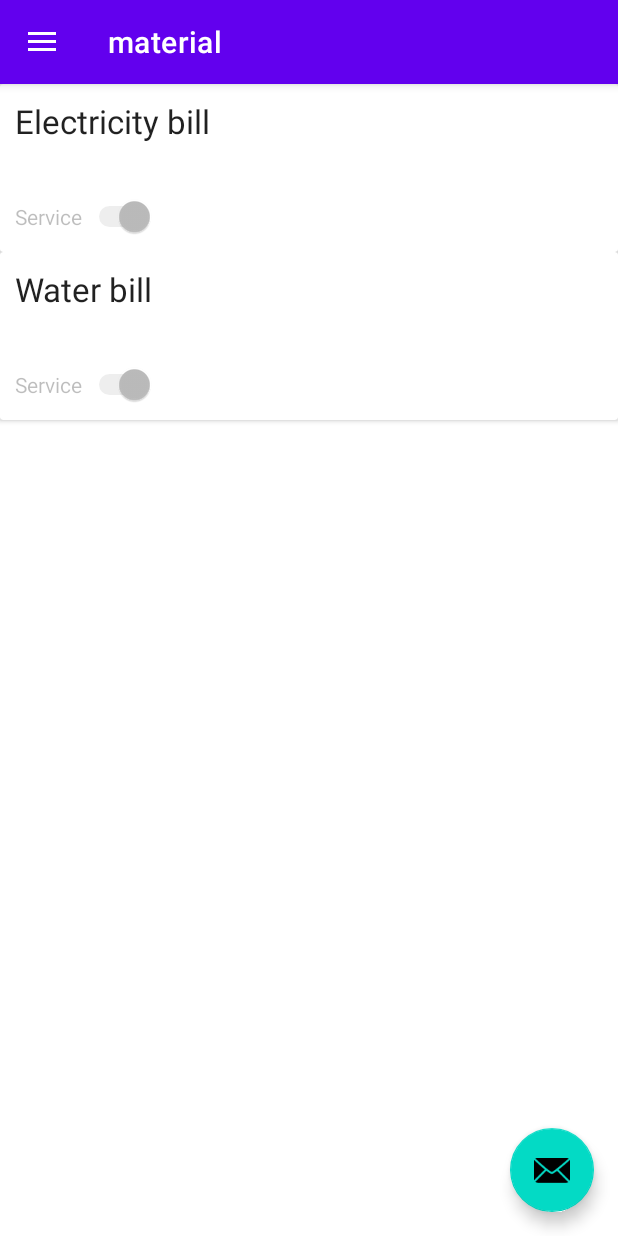
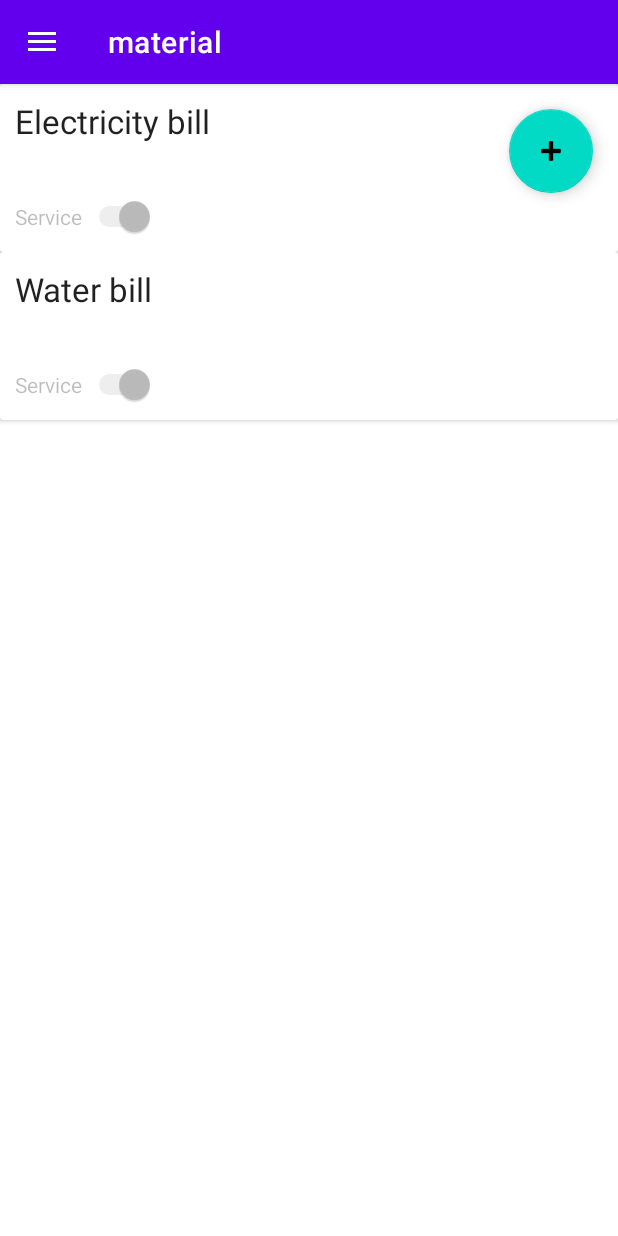
Before and after one commit to TariqHajeer/Expense-Management, an Android app: the screen it shows after launch (DrawerActivity), in the side drawer, after a tap on "material", on a phone screen of 412 x 824 dp. Run offline under Robolectric (Android 15) with nearby library versions, the phone set to English and light mode, and no system bars; our stand-ins replace Room's generated code, navigation-ui.

Commit message:
view material

```diff
--- a/app/src/main/AndroidManifest.xml
+++ b/app/src/main/AndroidManifest.xml
@@ -1,6 +1,6 @@
 <?xml version="1.0" encoding="utf-8"?>
 <manifest xmlns:android="http://schemas.android.com/apk/res/android"
-    package="com.example.expensemanagement">
+    package="com.example.expensemanagement" >
 
     <application
         android:allowBackup="true"
@@ -8,7 +8,10 @@
         android:label="@string/app_name"
         android:roundIcon="@mipmap/ic_launcher_round"
         android:supportsRtl="true"
-        android:theme="@style/Theme.ExpenseManagement">
+        android:theme="@style/Theme.ExpenseManagement" >
+        <activity
+            android:name=".ViewModels.AddMaterialActivity"
+            android:exported="false" />
         <activity
             android:name=".DrawerActivity"
             android:exported="false"
@@ -22,7 +25,7 @@
             android:exported="false" />
         <activity
             android:name=".MainActivity"
-            android:exported="true">
+            android:exported="true" >
             <intent-filter>
                 <action android:name="android.intent.action.MAIN" />
 
--- a/app/src/main/java/com/example/expensemanagement/DrawerActivity.java
+++ b/app/src/main/java/com/example/expensemanagement/DrawerActivity.java
@@ -29,13 +29,7 @@ public class DrawerActivity extends AppCompatActivity {
         setContentView(binding.getRoot());
 
         setSupportActionBar(binding.appBarDrawer.toolbar);
-        binding.appBarDrawer.fab.setOnClickListener(new View.OnClickListener() {
-            @Override
-            public void onClick(View view) {
-                Snackbar.make(view, "Replace with your own action", Snackbar.LENGTH_LONG)
-                        .setAction("Action", null).show();
-            }
-        });
+
         DrawerLayout drawer = binding.drawerLayout;
         NavigationView navigationView = binding.navView;
         // Passing each menu ID as a set of Ids because each
--- a/app/src/main/java/com/example/expensemanagement/ui/material/MaterialFragment.java
+++ b/app/src/main/java/com/example/expensemanagement/ui/material/MaterialFragment.java
@@ -1,5 +1,6 @@
 package com.example.expensemanagement.ui.material;
 
+import android.content.Intent;
 import android.os.Bundle;
 import android.view.LayoutInflater;
 import android.view.View;
@@ -7,19 +8,13 @@ import android.view.ViewGroup;
 
 import androidx.annotation.NonNull;
 import androidx.fragment.app.Fragment;
-import androidx.lifecycle.LiveData;
 import androidx.lifecycle.ViewModelProvider;
-import androidx.lifecycle.ViewModelProviders;
 import androidx.recyclerview.widget.LinearLayoutManager;
 import androidx.recyclerview.widget.RecyclerView;
 
 import com.example.expensemanagement.Adapters.MaterialListAdapter;
-import com.example.expensemanagement.Domain.User;
 import com.example.expensemanagement.ViewModels.MaterialViewModel;
-import com.example.expensemanagement.databinding.FragmentGalleryBinding;
 import com.example.expensemanagement.databinding.FragmentMaterialBinding;
-
-import java.util.List;
 
 public class MaterialFragment extends Fragment {
     private FragmentMaterialBinding binding;
@@ -37,6 +32,13 @@ public class MaterialFragment extends Fragment {
         materialViewModel.getMaterials().observe(this, materials -> {
             adapter.submitList(materials);
         });
+        binding.addMaterialFabButton.setOnClickListener(new View.OnClickListener() {
+            @Override
+            public void onClick(View view) {
+//                Intent i = new Intent(getActivity(), AddMaterialActivity.class);
+//                startActivity(i);
+            }
+        });
         return root;
     }
 
--- a/app/src/main/res/layout/app_bar_drawer.xml
+++ b/app/src/main/res/layout/app_bar_drawer.xml
@@ -22,13 +22,6 @@
 
     <include layout="@layout/content_drawer" />
 
-    <com.google.android.material.floatingactionbutton.FloatingActionButton
-        android:id="@+id/fab"
-        android:layout_width="wrap_content"
-        android:layout_height="wrap_content"
-        android:layout_gravity="bottom|end"
-        android:layout_marginEnd="@dimen/fab_margin"
-        android:layout_marginBottom="16dp"
-        app:srcCompat="@android:drawable/ic_dialog_email" />
+
 
 </androidx.coordinatorlayout.widget.CoordinatorLayout>
--- a/app/src/main/res/layout/fragment_material.xml
+++ b/app/src/main/res/layout/fragment_material.xml
@@ -5,10 +5,25 @@
     android:layout_width="match_parent"
     android:layout_height="match_parent"
     tools:context=".ui.material.MaterialFragment">
+
     <androidx.recyclerview.widget.RecyclerView
+        android:id="@+id/material_RecyclerView"
         android:layout_width="match_parent"
         android:layout_height="match_parent"
-        tools:listitem="@layout/material_list_item"
-        android:id="@+id/material_RecyclerView"
-        ></androidx.recyclerview.widget.RecyclerView>
+        tools:layout_editor_absoluteX="205dp"
+        tools:layout_editor_absoluteY="166dp"
+        tools:listitem="@layout/material_list_item"></androidx.recyclerview.widget.RecyclerView>
+
+    <com.google.android.material.floatingactionbutton.FloatingActionButton
+        android:id="@+id/add_material_fab_button"
+        android:layout_width="wrap_content"
+        android:layout_height="wrap_content"
+        android:layout_gravity="bottom|end"
+        app:layout_constraintBottom_toBottomOf="parent"
+        app:layout_constraintEnd_toEndOf="parent"
+        app:layout_constraintHorizontal_bias="0.954"
+        app:layout_constraintStart_toStartOf="parent"
+        app:layout_constraintTop_toTopOf="parent"
+        app:layout_constraintVertical_bias="0.023"
+        app:srcCompat="@android:drawable/ic_input_add" />
 </androidx.constraintlayout.widget.ConstraintLayout>
--- a/app/src/main/res/values/strings.xml
+++ b/app/src/main/res/values/strings.xml
@@ -15,4 +15,5 @@
     <string name="menu_home">Home</string>
     <string name="menu_gallery">Gallery</string>
     <string name="menu_slideshow">Slideshow</string>
+    <string name="AddMaterial">Add Material</string>
 </resources>
```
